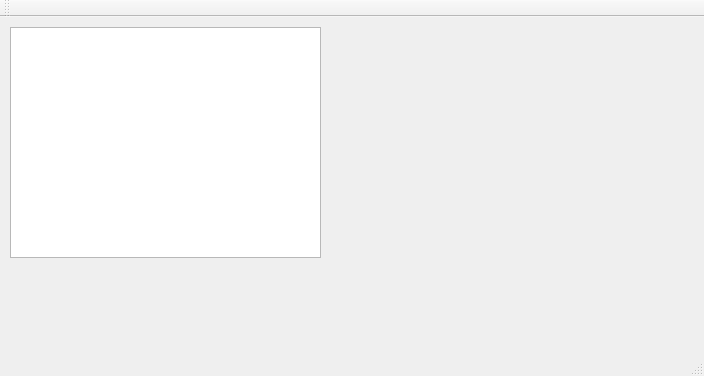
The window that qt/QSrc/mainwindow.ui (dusmith1974/CppSnippets) describes before a commit, drawn with Qt 5.
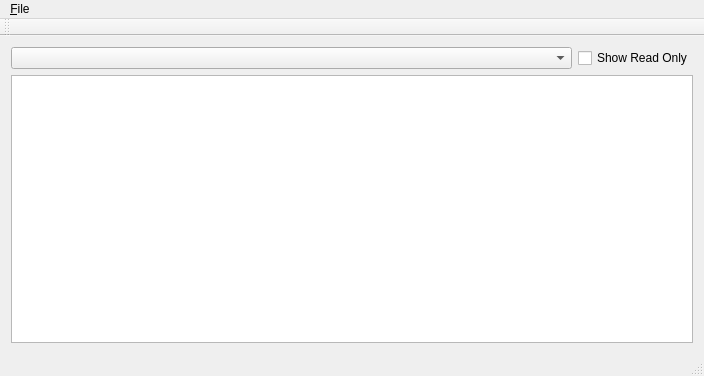
The same window after the commit.

The edit to the form file:
```diff
--- a/qt/QSrc/mainwindow.ui
+++ b/qt/QSrc/mainwindow.ui
@@ -14,19 +14,36 @@
    <string>MainWindow</string>
   </property>
   <widget class="QWidget" name="centralWidget">
-   <widget class="QTreeView" name="treeView">
-    <property name="geometry">
-     <rect>
-      <x>10</x>
-      <y>10</y>
-      <width>311</width>
-      <height>231</height>
-     </rect>
-    </property>
-    <attribute name="headerVisible">
-     <bool>false</bool>
-    </attribute>
-   </widget>
+   <layout class="QVBoxLayout" name="verticalLayout">
+    <item>
+     <layout class="QHBoxLayout" name="horizontalLayout">
+      <item>
+       <widget class="QComboBox" name="comboBox">
+        <property name="sizePolicy">
+         <sizepolicy hsizetype="Expanding" vsizetype="Fixed">
+          <horstretch>0</horstretch>
+          <verstretch>0</verstretch>
+         </sizepolicy>
+        </property>
+       </widget>
+      </item>
+      <item>
+       <widget class="QCheckBox" name="checkBox">
+        <property name="text">
+         <string>Show Read Only</string>
+        </property>
+       </widget>
+      </item>
+     </layout>
+    </item>
+    <item>
+     <widget class="QTreeView" name="treeView">
+      <property name="headerHidden">
+       <bool>true</bool>
+      </property>
+     </widget>
+    </item>
+   </layout>
   </widget>
   <widget class="QMenuBar" name="menuBar">
    <property name="geometry">
@@ -37,6 +54,13 @@
      <height>21</height>
     </rect>
    </property>
+   <widget class="QMenu" name="menu_File">
+    <property name="title">
+     <string>&amp;File</string>
+    </property>
+    <addaction name="actionExit"/>
+   </widget>
+   <addaction name="menu_File"/>
   </widget>
   <widget class="QToolBar" name="mainToolBar">
    <attribute name="toolBarArea">
```
Left out of the diff: 8 changed lines with no effect on the pictures.
